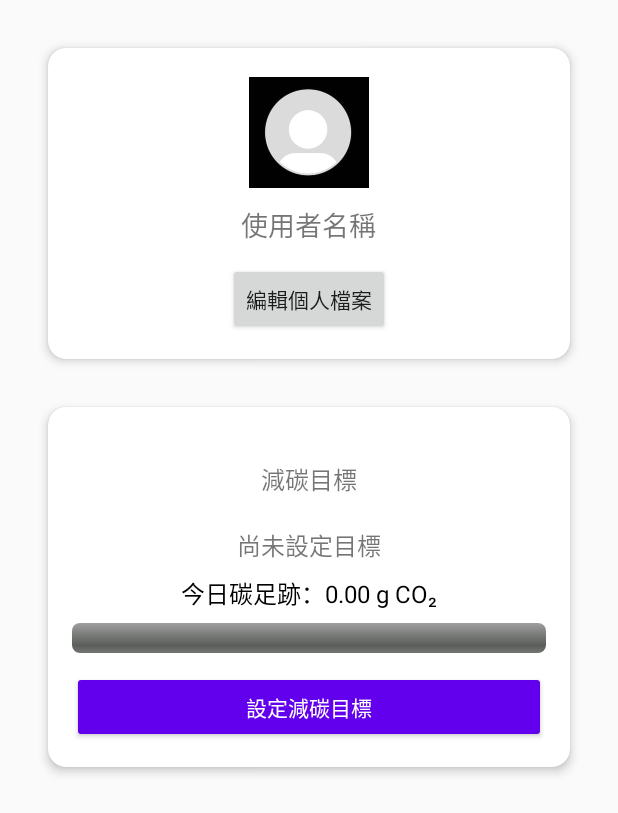
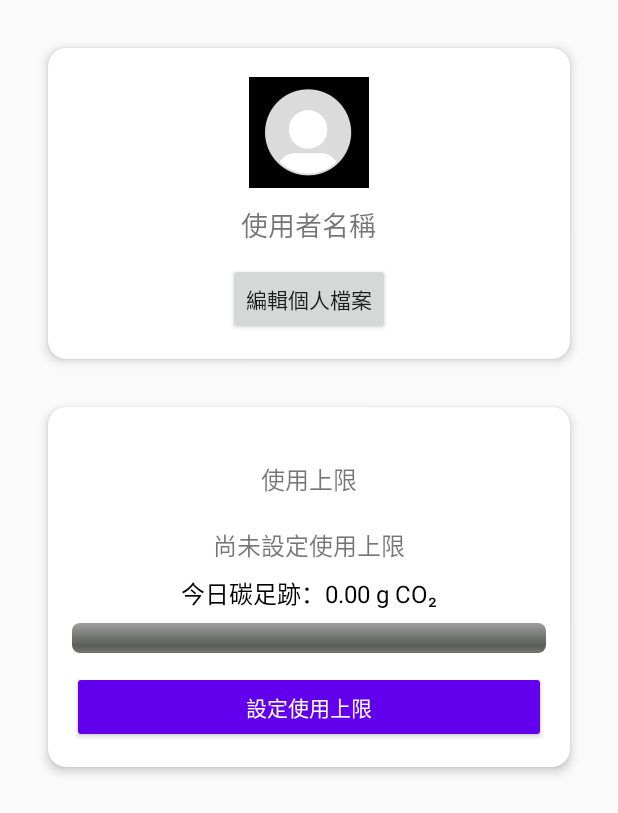
Before and after one commit to HentaiBigUncle/Carbon_footPrints, an Android app: the ProfileActivity screen opened directly, with no data from a screen before it, on a phone screen of 412 x 824 dp. Shown: the top 813 px of the screen. Run offline under Robolectric (Android 15) with nearby library versions, the phone set to English and light mode, and no system bars; libraries missing offline, so code that uses them is left out: com.github.mikephil.charting.

Commit message:
目標->使用上限

```diff
--- a/app/src/main/java/com/example/myapplication2/CarbonMonitorService.java
+++ b/app/src/main/java/com/example/myapplication2/CarbonMonitorService.java
@@ -88,7 +88,7 @@ public class CarbonMonitorService extends Service {
     private void showOveruseNotification() {
         NotificationCompat.Builder builder = new NotificationCompat.Builder(this, "carbon_channel")
                 .setSmallIcon(R.drawable.ic_baseline_warning)
-                .setContentTitle("已達減碳目標！")
+                .setContentTitle("已達減碳使用上限！")
                 .setContentText("今日已達使用上限，請暫停使用手機。")
                 .setPriority(NotificationCompat.PRIORITY_HIGH)
                 .setAutoCancel(true);
--- a/app/src/main/java/com/example/myapplication2/EditProfileActivity.java
+++ b/app/src/main/java/com/example/myapplication2/EditProfileActivity.java
@@ -117,6 +117,7 @@ public class EditProfileActivity extends AppCompatActivity {
         bitmap.compress(Bitmap.CompressFormat.JPEG, 100, fos);
         fos.close();
 
+
         return file;
     }
 }
--- a/app/src/main/java/com/example/myapplication2/ProfileActivity.java
+++ b/app/src/main/java/com/example/myapplication2/ProfileActivity.java
@@ -102,11 +102,11 @@ public class ProfileActivity extends AppCompatActivity {
             if (progress > 100) progress = 100;
 
             progressGoal.setProgress(progress);
-            txtGoalProgress.setText("今日完成度：" + progress + "%");
+            txtGoalProgress.setText("今日使用量：" + progress + "%");
         }
         else
         {
-            txtGoalProgress.setText("尚未設定目標");
+            txtGoalProgress.setText("尚未設定使用上限");
             progressGoal.setProgress(0);
         }
 
--- a/app/src/main/java/com/example/myapplication2/SetGoalActivity.java
+++ b/app/src/main/java/com/example/myapplication2/SetGoalActivity.java
@@ -29,6 +29,7 @@ public class SetGoalActivity extends AppCompatActivity {
             editGoal.setText(String.valueOf(savedGoal));
         }
 
+
         btnSave.setOnClickListener(v -> {
             String goalText = editGoal.getText().toString();
             if (!goalText.isEmpty())
@@ -41,10 +42,10 @@ public class SetGoalActivity extends AppCompatActivity {
                 SharedPreferences.Editor editor = prefs.edit();
                 editor.putFloat("carbon_goal", goal);
                 editor.apply();
-                Toast.makeText(this, "目標已儲存", Toast.LENGTH_SHORT).show();
+                Toast.makeText(this, "使用上限已儲存", Toast.LENGTH_SHORT).show();
                 finish(); // 返回上一頁
             } else {
-                Toast.makeText(this, "請輸入有效目標", Toast.LENGTH_SHORT).show();
+                Toast.makeText(this, "請輸入有效使用上限", Toast.LENGTH_SHORT).show();
             }
         });
     }
--- a/app/src/main/res/layout/activity_main.xml
+++ b/app/src/main/res/layout/activity_main.xml
@@ -53,17 +53,17 @@
                 android:id="@+id/carbonText"
                 android:layout_width="wrap_content"
                 android:layout_height="wrap_content"
+                android:layout_marginTop="8dp"
                 android:text="8.2 kg CO₂"
                 android:textSize="32sp"
-                android:textStyle="bold"
-                android:layout_marginTop="8dp" />
+                android:textStyle="bold" />
 
             <!-- 這裡放折線圖 Placeholder -->
 
             <com.github.mikephil.charting.charts.LineChart
                 android:id="@+id/carbonChart"
                 android:layout_width="match_parent"
-                android:layout_height="100dp"
+                android:layout_height="107dp"
                 android:layout_marginTop="5dp" />
 
         </LinearLayout>
--- a/app/src/main/res/layout/activity_profile.xml
+++ b/app/src/main/res/layout/activity_profile.xml
@@ -62,7 +62,7 @@
             android:id="@+id/goal_title"
             android:layout_width="wrap_content"
             android:layout_height="wrap_content"
-            android:text="減碳目標"
+            android:text="使用上限"
             android:layout_marginTop="20dp"
             android:textSize="16sp"
             android:layout_gravity="center_horizontal" />
@@ -70,7 +70,7 @@
             android:id="@+id/txt_goal_progress"
             android:layout_width="wrap_content"
             android:layout_height="wrap_content"
-            android:text="今日完成度：0%"
+            android:text="今日使用量：0%"
             android:layout_marginTop="20dp"
             android:textSize="16sp"
             android:layout_gravity="center_horizontal" />
@@ -97,7 +97,7 @@
             android:layout_width="match_parent"
             android:layout_height="wrap_content"
             android:layout_marginTop="12dp"
-            android:text="設定減碳目標"
+            android:text="設定使用上限"
             android:backgroundTint="@color/purple_500"
             android:textColor="@android:color/white"/>
         </LinearLayout>
--- a/app/src/main/res/layout/activity_set_goal.xml
+++ b/app/src/main/res/layout/activity_set_goal.xml
@@ -5,7 +5,7 @@
     android:layout_height="match_parent">
 
     <TextView
-        android:text="設定每日減碳目標 (kg CO₂)"
+        android:text="設定每日使用上限 (kg CO₂)"
         android:textSize="18sp"
         android:layout_width="wrap_content"
         android:layout_height="wrap_content" />
@@ -16,11 +16,11 @@
         android:hint="例如: 100g"
         android:layout_width="match_parent"
         android:layout_height="wrap_content"
-        android:layout_marginTop="12dp" />
+        android:layout_marginTop="14dp" />
 
     <Button
         android:id="@+id/btn_save_goal"
-        android:text="儲存目標"
+        android:text="儲存使用上限"
         android:layout_width="match_parent"
         android:layout_height="wrap_content"
         android:layout_marginTop="20dp" />
```
Also changed, not shown: app/src/main/java/com/example/myapplication2/MainActivity.java (+2 -27 lines).
